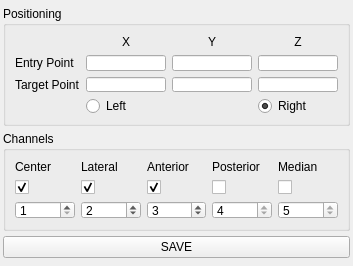
Old version of the form dev/BrainVis/merwidgets/meroptions.ui in the repository waschkbaer/BrainVis.
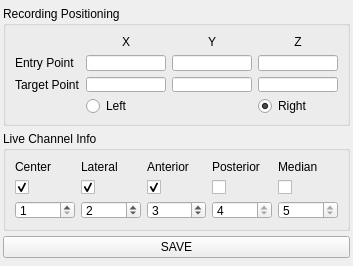
New version of the form.

```diff
--- a/dev/BrainVis/merwidgets/meroptions.ui
+++ b/dev/BrainVis/merwidgets/meroptions.ui
@@ -54,7 +54,7 @@
        </size>
       </property>
       <property name="title">
-       <string>Positioning</string>
+       <string>Recording Positioning</string>
       </property>
       <layout class="QGridLayout" name="gridLayout">
        <item row="0" column="4">
@@ -178,7 +178,7 @@
        </size>
       </property>
       <property name="title">
-       <string>Channels</string>
+       <string>Live Channel Info</string>
       </property>
       <layout class="QGridLayout" name="gridLayout_2">
        <item row="1" column="1">
```
